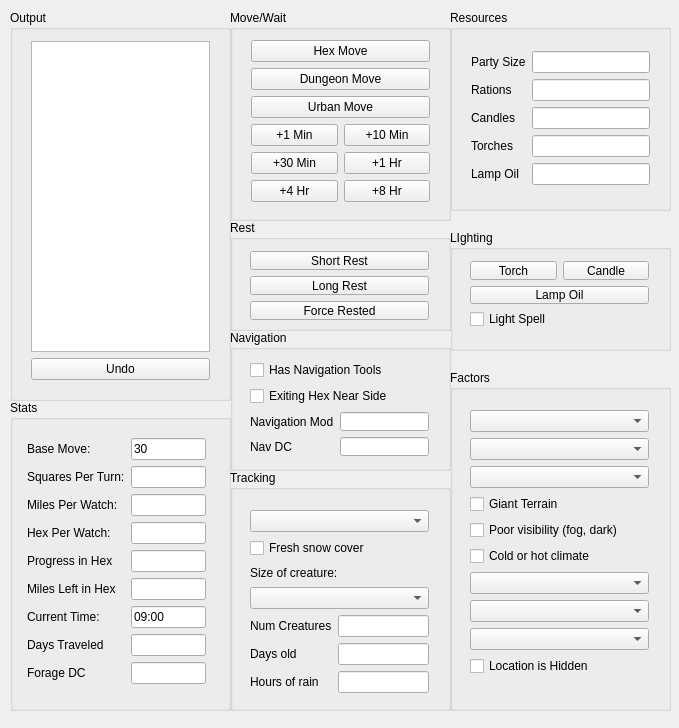
First picture: the form in mainwindow.ui, repository erickveil/DungeonMoveTracker, before the edit.
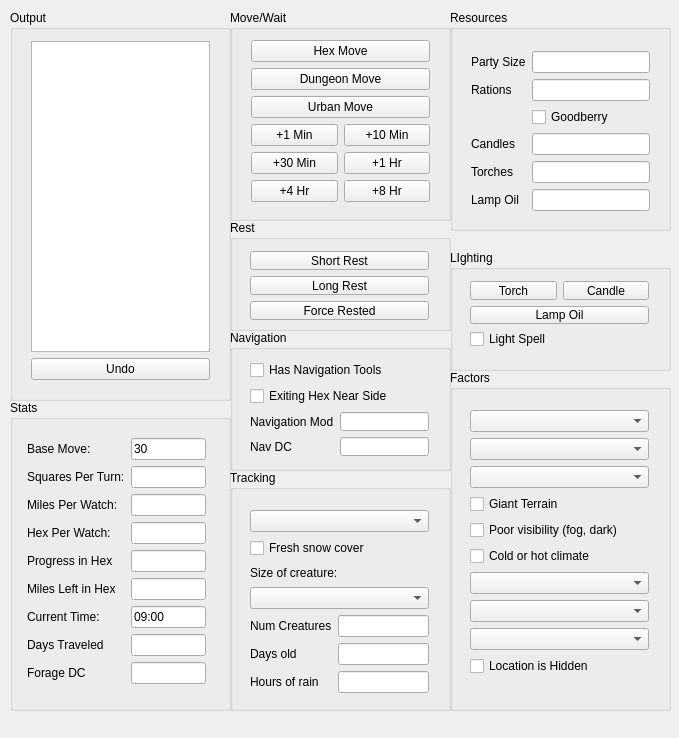
Second picture: the form after the edit.

Commit message: Added goodberry to offset rations

```diff
--- a/mainwindow.ui
+++ b/mainwindow.ui
@@ -7,7 +7,7 @@
     <x>0</x>
     <y>0</y>
     <width>679</width>
-    <height>728</height>
+    <height>738</height>
    </rect>
   </property>
   <property name="windowTitle">
@@ -97,7 +97,7 @@
     <property name="geometry">
      <rect>
       <x>450</x>
-      <y>230</y>
+      <y>250</y>
       <width>221</width>
       <height>121</height>
      </rect>
@@ -592,7 +592,7 @@
       <x>450</x>
       <y>10</y>
       <width>221</width>
-      <height>201</height>
+      <height>221</height>
      </rect>
     </property>
     <property name="title">
@@ -604,10 +604,20 @@
        <x>10</x>
        <y>30</y>
        <width>201</width>
-       <height>161</height>
+       <height>186</height>
       </rect>
      </property>
      <layout class="QFormLayout" name="formLayout_4">
+      <item row="0" column="0">
+       <widget class="QLabel" name="label_20">
+        <property name="text">
+         <string>Party Size</string>
+        </property>
+       </widget>
+      </item>
+      <item row="0" column="1">
+       <widget class="QLineEdit" name="tbPartySize"/>
+      </item>
       <item row="1" column="0">
        <widget class="QLabel" name="label_16">
         <property name="text">
@@ -618,46 +628,43 @@
       <item row="1" column="1">
        <widget class="QLineEdit" name="tbRations"/>
       </item>
-      <item row="2" column="0">
+      <item row="3" column="0">
        <widget class="QLabel" name="label_17">
         <property name="text">
          <string>Candles</string>
         </property>
        </widget>
       </item>
-      <item row="2" column="1">
+      <item row="3" column="1">
        <widget class="QLineEdit" name="tbCandles"/>
       </item>
-      <item row="3" column="0">
+      <item row="5" column="0">
        <widget class="QLabel" name="label_18">
         <property name="text">
          <string>Torches</string>
         </property>
        </widget>
       </item>
-      <item row="3" column="1">
+      <item row="5" column="1">
        <widget class="QLineEdit" name="tbTorches"/>
       </item>
-      <item row="4" column="0">
+      <item row="6" column="0">
        <widget class="QLabel" name="label_19">
         <property name="text">
          <string>Lamp Oil</string>
         </property>
        </widget>
       </item>
-      <item row="4" column="1">
+      <item row="6" column="1">
        <widget class="QLineEdit" name="tbLampOil"/>
       </item>
-      <item row="0" column="0">
-       <widget class="QLabel" name="label_20">
+      <item row="2" column="1">
+       <widget class="QCheckBox" name="cbGoodberry">
         <property name="text">
-         <string>Party Size</string>
+         <string>Goodberry</string>
         </property>
        </widget>
       </item>
-      <item row="0" column="1">
-       <widget class="QLineEdit" name="tbPartySize"/>
-      </item>
      </layout>
     </widget>
    </widget>
```
The commit also changes 1 other file.
